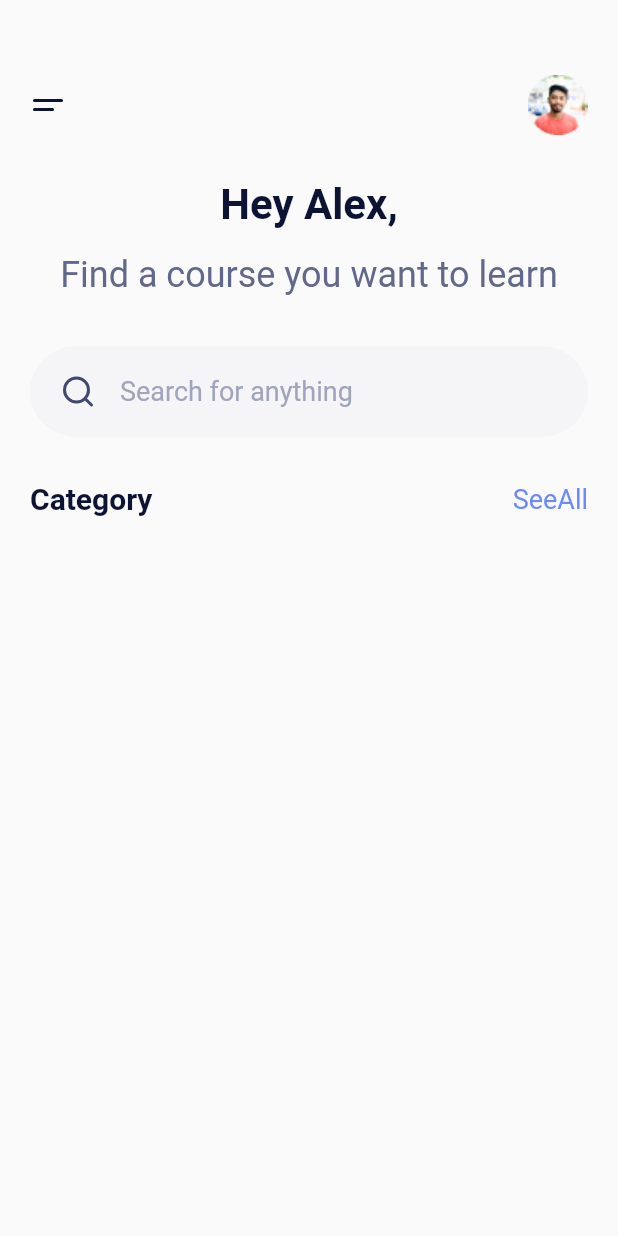
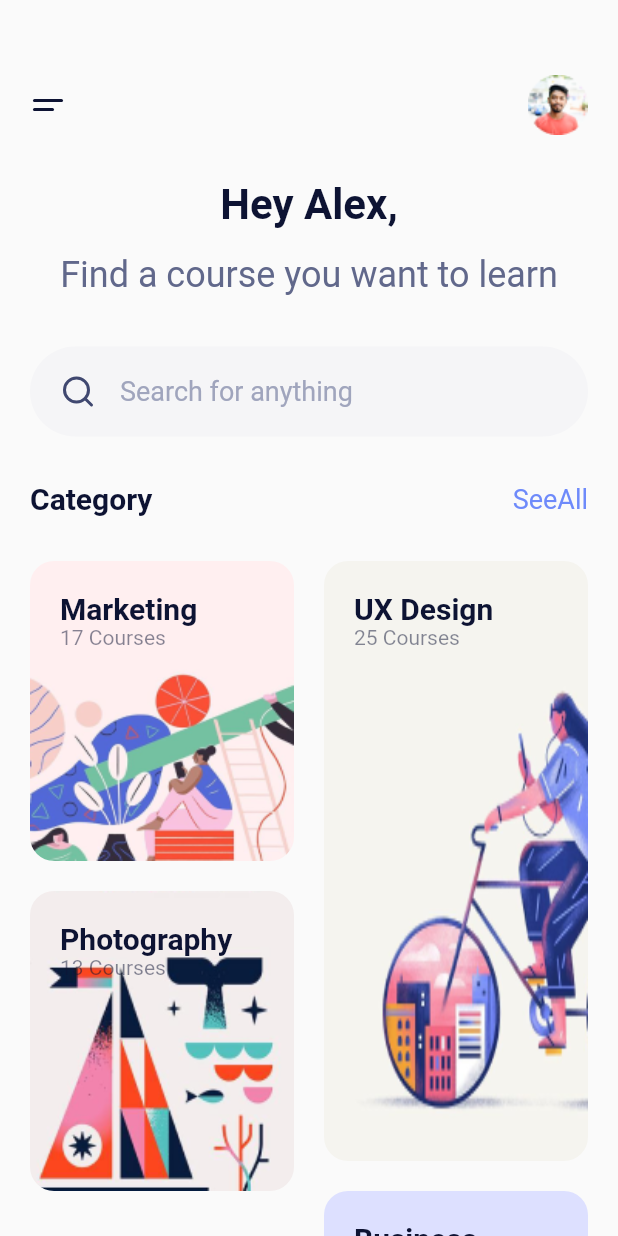
Before and after one commit to zanuarts/Ocourse, a Flutter app: the screen it shows after launch, on a phone screen of 412 x 824 dp. Run offline on Flutter 3.47's test engine with Material 2 defaults, Android fonts, the phone set to English and light mode, and no system bars; our stand-ins replace flutter_svg.

Commit message:
Finishing main layout

```diff
--- a/lib/main.dart
+++ b/lib/main.dart
@@ -2,7 +2,7 @@ import 'package:flutter/material.dart';
 import 'package:flutter_staggered_grid_view/flutter_staggered_grid_view.dart';
 import 'package:flutter_svg/flutter_svg.dart';
 import 'package:ocourse/constants.dart';
-// import 'package:flutter_staggered_grid_view/';
+import 'package:ocourse/model/category.dart';
 
 void main() {
   runApp(MyApp());
@@ -75,13 +75,37 @@ class HomeScreen extends StatelessWidget {
             SizedBox(height: 30),
             Expanded(
               child: StaggeredGridView.countBuilder(
+                padding: EdgeInsets.all(0),
                 crossAxisCount: 2,
+                itemCount: categories.length,
                 crossAxisSpacing: 20,
                 mainAxisSpacing: 20,
                 itemBuilder: (context, index){
                   return Container(
-                    height: 100,
-                    color: kBlueColor,
+                    padding: EdgeInsets.all(20),
+                    height: index.isEven ? 200 : 400,
+                    decoration: BoxDecoration(
+                      borderRadius: BorderRadius.circular(16),
+                      image: DecorationImage(
+                        image: AssetImage(categories[index].image),
+                        fit: BoxFit.fill
+                      )
+                    ),
+                    child: Column(
+                      crossAxisAlignment: CrossAxisAlignment.start,
+                      children: <Widget>[
+                        Text(
+                          categories[index].name,
+                          style: kTitleTextStyle,
+                        ),
+                        Text(
+                          '${categories[index].numOfCourses} Courses',
+                          style: TextStyle(
+                            color: kTextColor.withOpacity(.5)
+                          ),
+                        )
+                      ],
+                    ),
                   );
                 },
                 staggeredTileBuilder: (index) => StaggeredTile.fit(1)
--- a/pubspec.yaml
+++ b/pubspec.yaml
@@ -23,7 +23,7 @@ environment:
 dependencies:
   flutter:
     sdk: flutter
-  flutter_svg: ^0.17.4
+  flutter_svg: ^0.18.0
   flutter_staggered_grid_view: ^0.3.2
 
 
```
Also changed, not shown: pubspec.lock.
